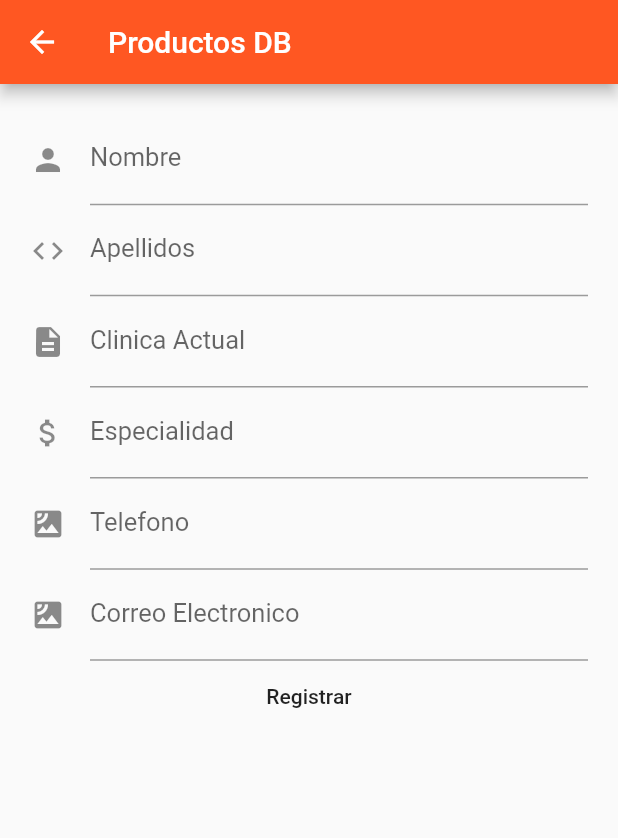
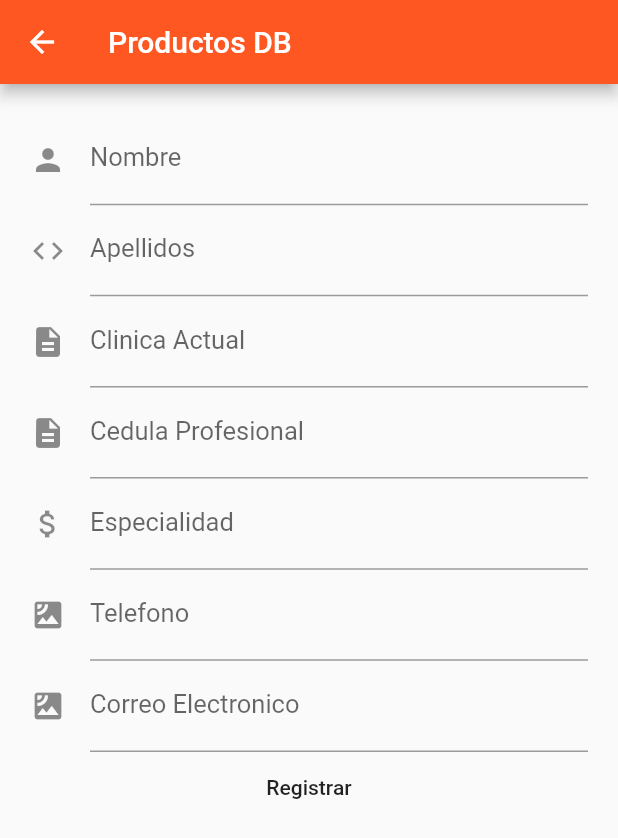
Before and after one commit to Jose-beat/Therapp, a Flutter app: the RegistroPerfil screen opened by its route, on a phone screen of 412 x 824 dp. Shown: the top 838 px of the screen. Run offline on Flutter 3.47's test engine with Material 2 defaults, Android fonts, the phone set to English and light mode, and no system bars; our stand-ins replace firebase_auth, firebase_database; accounts and stored records are empty; statements that could not run were skipped.

Commit message:
git commit

```diff
--- a/therapp/lib/src/models/Terapeuta.dart
+++ b/therapp/lib/src/models/Terapeuta.dart
@@ -5,19 +5,21 @@ class Terapeuta{
   String _id;
   String _nombre;
   String _apellidos;
+  String _cedula;
   String _especialidad;
   String _clinica;
   String _telefono;
   String _email;
 
 
-  Terapeuta(this._id,this._nombre,this._apellidos,this._clinica,this._email,this._especialidad,this._telefono);
+  Terapeuta(this._id,this._nombre,this._apellidos,this._clinica,this._email,this._especialidad,this._telefono,this._cedula);
 
 
   Terapeuta.map(dynamic obj){
     this._nombre=obj['nombre'];
     this._apellidos=obj['apellidos'];
     this._clinica=obj['clinica'];
+    this._cedula=obj['cedula'];
     this._especialidad=obj['especialidad'];
     this._telefono=obj['telefono'];
       this._email=obj['email'];
@@ -27,6 +29,7 @@ class Terapeuta{
   String get id => _id;
   String get nombre => _nombre;
   String get apellidos => _apellidos;
+  String get cedula => _cedula;
   String get clinica => _clinica;
   String get especialidad => _especialidad;
   String get telefono => _telefono;
@@ -38,6 +41,7 @@ class Terapeuta{
     _id = snapshot.key;
     _nombre = snapshot.value['nombre'];
     _apellidos = snapshot.value['apellidos'];
+    _cedula = snapshot.value['cedula'];
     _clinica = snapshot.value['clinica'];
     _especialidad = snapshot.value['especialidad'];
     _telefono = snapshot.value['telefono'];
--- a/therapp/lib/src/pages/LoginApp.dart
+++ b/therapp/lib/src/pages/LoginApp.dart
@@ -37,7 +37,7 @@ class _LoginSignupPageState extends State<LoginSignupPage> {
   }
   void _createNewTerapeuta(BuildContext context, String email, String userId)async {
     await Navigator.push(context,
-    MaterialPageRoute(builder: (context)=>RegistroPerfil(terapeuta: Terapeuta(userId,'', '','', email, '',''),id: userId, email: email,)));
+    MaterialPageRoute(builder: (context)=>RegistroPerfil(terapeuta: Terapeuta(userId,'', '','', email, '','',''),id: userId, email: email,)));
 
   }
 
--- a/therapp/lib/src/pages/RegistroPerfil.dart
+++ b/therapp/lib/src/pages/RegistroPerfil.dart
@@ -31,7 +31,7 @@ class _RegistroPerfilState extends State<RegistroPerfil> {
   TextEditingController _especialidadController;
   TextEditingController _telefonoController;
   TextEditingController _emailController;
-
+  TextEditingController _cedulaController;
 
 
 
@@ -47,6 +47,7 @@ class _RegistroPerfilState extends State<RegistroPerfil> {
     _especialidadController = new TextEditingController(text: widget.terapeuta.especialidad);
     _telefonoController = new TextEditingController(text: widget.terapeuta.telefono);
     _emailController = new TextEditingController(text: widget.email);
+    _cedulaController = new  TextEditingController(text: widget.terapeuta.cedula);
 
   }
 
@@ -98,12 +99,19 @@ class _RegistroPerfilState extends State<RegistroPerfil> {
                   labelText: 'Apellidos'),
                 ),
 
-                      TextField(
+                TextField(
                       keyboardType: TextInputType.text,
                    controller: _clinicaController,
                   style: TextStyle(fontSize: 17.0,color: Colors.deepOrangeAccent),
                   decoration: InputDecoration(icon: Icon(Icons.description),
                   labelText: 'Clinica Actual'),
+                ),
+                TextField(
+                      keyboardType: TextInputType.text,
+                   controller: _cedulaController,
+                  style: TextStyle(fontSize: 17.0,color: Colors.deepOrangeAccent),
+                  decoration: InputDecoration(icon: Icon(Icons.description),
+                  labelText: 'Cedula Profesional'),
                 ),
                  TextField(
                    keyboardType: TextInputType.text,
@@ -141,6 +149,7 @@ class _RegistroPerfilState extends State<RegistroPerfil> {
 
                       'nombre': _nombreController.text,
                       'apellidos': _apellidosController.text,
+                      'cedula': _cedulaController.text,
                       'clinica': _clinicaController.text,
                       'especialidad': _especialidadController.text,
                       'telefono': _telefonoController.text,
@@ -158,6 +167,7 @@ class _RegistroPerfilState extends State<RegistroPerfil> {
                     terapeutaReference.push().set({
                          'nombre': _nombreController.text,
                          'apellidos': _apellidosController.text,
+                         'cedula': _cedulaController.text,
                          'clinica': _clinicaController.text,
                          'especialidad': _especialidadController.text,
                          'telefono': _telefonoController.text,
```
Also changed, not shown: therapp/lib/src/models/AntecedentesNoPatologicos.dart (added), therapp/lib/src/models/HabitosAlimenticios.dart (added), therapp/lib/src/models/MotivoConsulta.dart (added).
